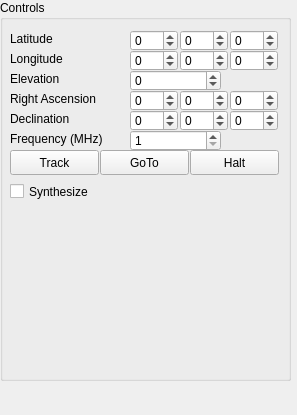
The window that inputs.ui (ahp-electronics/xc-gui) describes before a commit, drawn with Qt 5.
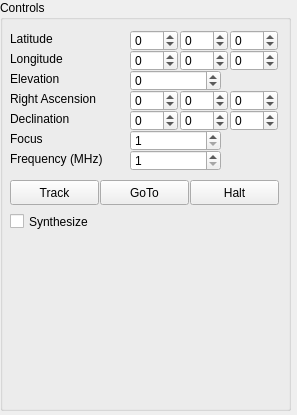
The same window after the commit.

```diff
--- a/inputs.ui
+++ b/inputs.ui
@@ -25,7 +25,7 @@
      <x>0</x>
      <y>0</y>
      <width>291</width>
-     <height>381</height>
+     <height>411</height>
     </rect>
    </property>
    <property name="title">
@@ -66,8 +66,8 @@
    <widget class="QLabel" name="infoLabel">
     <property name="geometry">
      <rect>
-      <x>10</x>
-      <y>210</y>
+      <x>20</x>
+      <y>240</y>
       <width>261</width>
       <height>161</height>
      </rect>
@@ -125,8 +125,8 @@
     <property name="geometry">
      <rect>
       <x>10</x>
-      <y>130</y>
-      <width>111</width>
+      <y>150</y>
+      <width>121</width>
       <height>17</height>
      </rect>
     </property>
@@ -318,7 +318,7 @@
     <property name="geometry">
      <rect>
       <x>130</x>
-      <y>130</y>
+      <y>150</y>
       <width>91</width>
       <height>21</height>
      </rect>
@@ -350,7 +350,7 @@
     <property name="geometry">
      <rect>
       <x>10</x>
-      <y>150</y>
+      <y>180</y>
       <width>89</width>
       <height>25</height>
      </rect>
@@ -363,7 +363,7 @@
     <property name="geometry">
      <rect>
       <x>100</x>
-      <y>150</y>
+      <y>180</y>
       <width>89</width>
       <height>25</height>
      </rect>
@@ -376,7 +376,7 @@
     <property name="geometry">
      <rect>
       <x>190</x>
-      <y>150</y>
+      <y>180</y>
       <width>89</width>
       <height>25</height>
      </rect>
@@ -389,7 +389,7 @@
     <property name="geometry">
      <rect>
       <x>10</x>
-      <y>180</y>
+      <y>210</y>
       <width>101</width>
       <height>23</height>
      </rect>
@@ -398,6 +398,35 @@
      <string>Synthesize</string>
     </property>
    </widget>
+   <widget class="QLabel" name="label_7">
+    <property name="geometry">
+     <rect>
+      <x>10</x>
+      <y>130</y>
+      <width>111</width>
+      <height>17</height>
+     </rect>
+    </property>
+    <property name="text">
+     <string>Focus</string>
+    </property>
+   </widget>
+   <widget class="QSpinBox" name="Focus">
+    <property name="geometry">
+     <rect>
+      <x>130</x>
+      <y>130</y>
+      <width>91</width>
+      <height>21</height>
+     </rect>
+    </property>
+    <property name="minimum">
+     <number>1</number>
+    </property>
+    <property name="maximum">
+     <number>900000000</number>
+    </property>
+   </widget>
   </widget>
  </widget>
  <resources/>
```
